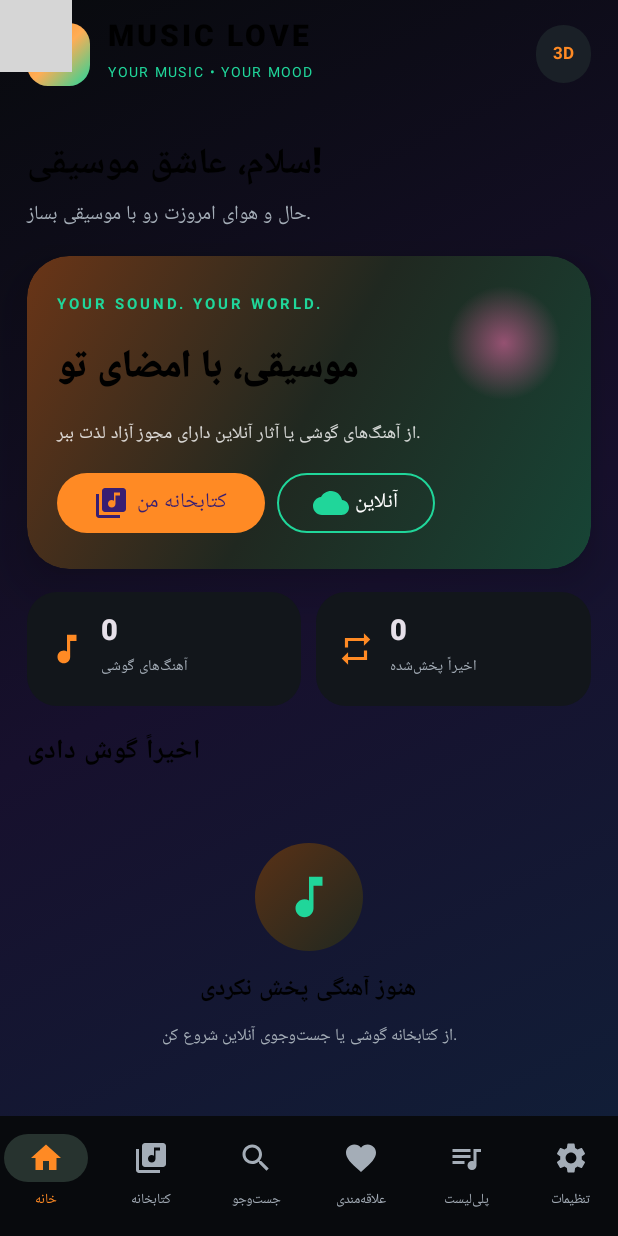
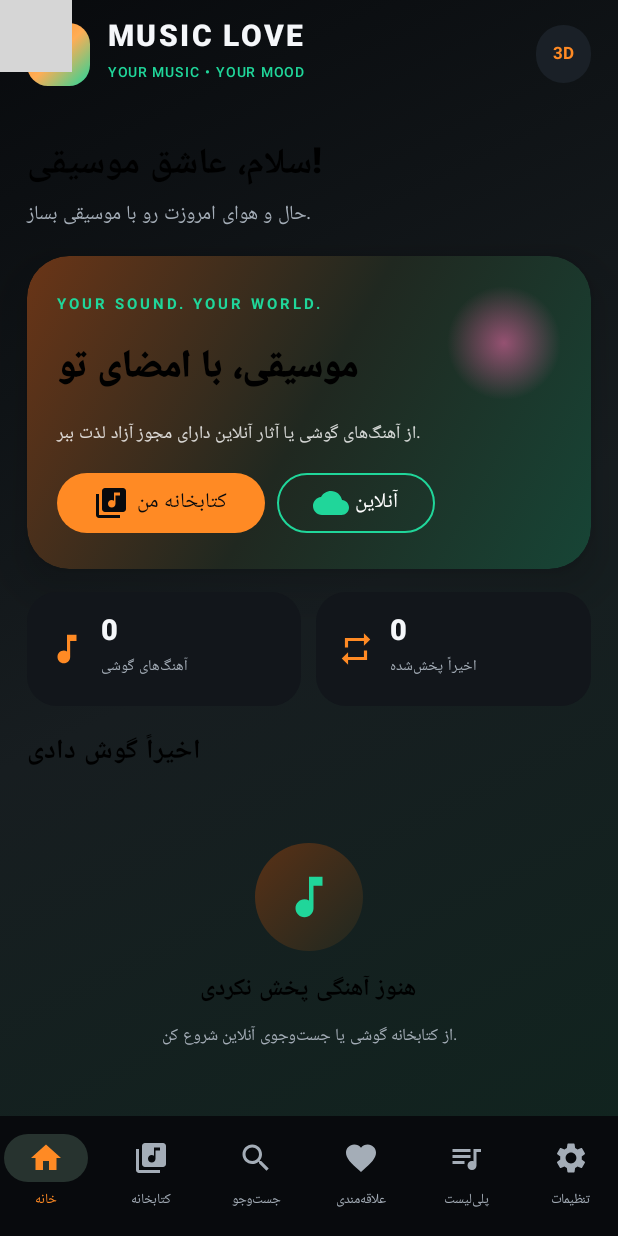
Before and after one commit to hosynmax/FRIDAY-AI, an Android app built with Jetpack Compose: the screen it shows after launch (MainActivity), on a phone screen of 412 x 824 dp. Run offline under Robolectric (Android 15) with nearby library versions, the phone set to English and light mode, and no system bars; 6 statements that could not run were skipped; grey boxes are pictures that could not be loaded.

Commit message:
Improve readable typography and safe layout around camera cutouts on all Android screens

```diff
--- a/musiclove/src/main/java/com/musiclove/player/MainActivity.kt
+++ b/musiclove/src/main/java/com/musiclove/player/MainActivity.kt
@@ -35,6 +35,10 @@ import androidx.compose.ui.graphics.graphicsLayer
 import androidx.compose.ui.graphics.vector.ImageVector
 import androidx.compose.ui.platform.LocalContext
 import androidx.compose.ui.text.font.FontWeight
+import androidx.compose.ui.text.font.FontFamily
+import androidx.compose.foundation.layout.WindowInsets
+import androidx.compose.foundation.layout.safeDrawing
+import androidx.compose.foundation.layout.windowInsetsPadding
 import androidx.compose.ui.text.style.TextAlign
 import androidx.compose.ui.text.style.TextOverflow
 import androidx.compose.ui.unit.dp
@@ -43,6 +47,7 @@ import androidx.core.content.ContextCompat
 import androidx.core.view.WindowCompat
 import androidx.core.view.WindowInsetsCompat
 import androidx.core.view.WindowInsetsControllerCompat
+import android.view.WindowManager
 import androidx.media3.common.MediaItem
 import androidx.media3.common.MediaMetadata
 import androidx.media3.common.Player
@@ -79,6 +84,9 @@ class MainActivity : ComponentActivity() {
     override fun onCreate(savedInstanceState: Bundle?) {
         super.onCreate(savedInstanceState)
         WindowCompat.setDecorFitsSystemWindows(window, false)
+        window.attributes = window.attributes.apply {
+            layoutInDisplayCutoutMode = WindowManager.LayoutParams.LAYOUT_IN_DISPLAY_CUTOUT_MODE_NEVER
+        }
         window.statusBarColor = android.graphics.Color.TRANSPARENT
         window.navigationBarColor = android.graphics.Color.TRANSPARENT
         WindowInsetsControllerCompat(window, window.decorView).apply {
@@ -215,9 +223,15 @@ private fun MusicLoveApp() {
         NavItem("پلی‌لیست", Icons.Default.QueueMusic), NavItem("تنظیمات", Icons.Default.Settings)
     )
 
-    MaterialTheme(colorScheme = darkColorScheme(primary = Pink, secondary = Cyan, background = Ink, surface = Panel)) {
-        Box(Modifier.fillMaxSize().background(Brush.linearGradient(listOf(Ink, Color(0xFF17102D), Color(0xFF102039))))) {
+    MaterialTheme(
+        colorScheme = darkColorScheme(primary = Pink, secondary = Cyan, background = Ink, surface = Panel,
+            onBackground = Color(0xFFF5F7FA), onSurface = Color(0xFFF5F7FA), onPrimary = Color(0xFF080A0D)),
+        typography = Typography(defaultFontFamily = FontFamily.SansSerif)
+    ) {
+        Box(Modifier.fillMaxSize().background(Brush.linearGradient(listOf(Ink, Color(0xFF171D20), Color(0xFF10251F))))) {
             Scaffold(
+                modifier = Modifier.fillMaxSize().windowInsetsPadding(WindowInsets.safeDrawing),
+                contentWindowInsets = WindowInsets(0, 0, 0, 0),
                 containerColor = Color.Transparent,
                 topBar = {
                     Row(Modifier.fillMaxWidth().padding(horizontal = 18.dp, vertical = 12.dp), verticalAlignment = Alignment.CenterVertically) {
@@ -226,8 +240,8 @@ private fun MusicLoveApp() {
                         }
                         Spacer(Modifier.width(12.dp))
                         Column(Modifier.weight(1f)) {
-                            Text("MUSIC LOVE", fontWeight = FontWeight.Black, fontSize = 20.sp, letterSpacing = 2.sp)
-                            Text("YOUR MUSIC • YOUR MOOD", fontSize = 9.sp, color = Cyan, letterSpacing = 1.5.sp)
+                            Text("MUSIC LOVE", fontWeight = FontWeight.Black, fontFamily = FontFamily.SansSerif, fontSize = 20.sp, letterSpacing = 1.6.sp, color = Color(0xFFF5F7FA))
+                            Text("YOUR MUSIC • YOUR MOOD", fontSize = 9.sp, fontWeight = FontWeight.SemiBold, color = Cyan, letterSpacing = 1.2.sp)
                         }
                         Surface(color = Panel2, shape = CircleShape) {
                             Text("3D", Modifier.padding(horizontal = 11.dp, vertical = 7.dp), color = Pink, fontWeight = FontWeight.Bold, fontSize = 11.sp)
@@ -533,7 +547,7 @@ private fun FullPlayerScreen(song: Song, playing: Boolean, position: Long, durat
     onShuffle: () -> Unit, onRepeat: () -> Unit, onSleep: () -> Unit) {
     val transition = rememberInfiniteTransition(label = "vinyl")
     val rotation by transition.animateFloat(0f, 360f, infiniteRepeatable(tween(11000, easing = LinearEasing), RepeatMode.Restart), label = "disc")
-    Column(Modifier.fillMaxSize().background(Brush.verticalGradient(listOf(Color(0xFF18112F), Ink, Color(0xFF0C2036)))).padding(horizontal = 22.dp, vertical = 10.dp),
+    Column(Modifier.fillMaxSize().background(Brush.verticalGradient(listOf(Color(0xFF20251F), Ink, Color(0xFF10251F)))).padding(horizontal = 22.dp, vertical = 10.dp),
         horizontalAlignment = Alignment.CenterHorizontally) {
         Row(Modifier.fillMaxWidth(), verticalAlignment = Alignment.CenterVertically) {
             IconButton(onClick = onBack) { Icon(Icons.Default.ArrowBack, "بازگشت") }
```
